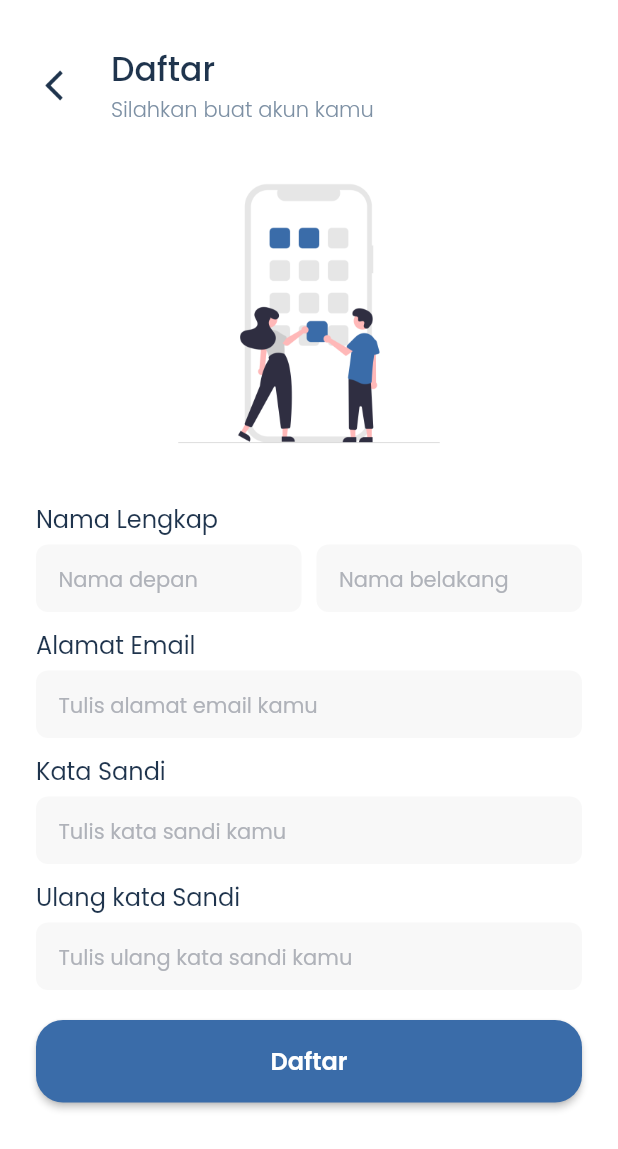
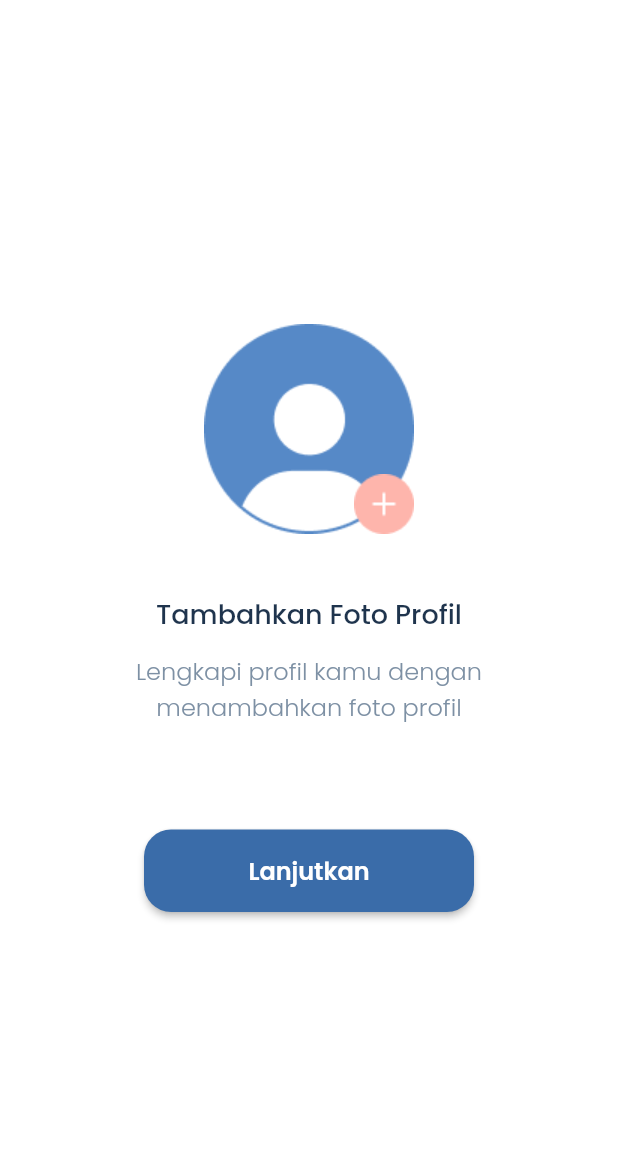
Before and after one commit to nadiamrnt/peka, a Flutter app: the SignupPage screen opened by its route, after a tap on "Daftar", on a phone screen of 412 x 824 dp. Shown: the top 1149 px of the screen. Run offline on Flutter 3.47's test engine with Material 2 defaults, Android fonts, the phone set to English and light mode, and no system bars; our stand-ins replace equatable, google_fonts, salomon_bottom_bar.

Commit message:
menambahkan halaman add photo profile

```diff
--- a/lib/main.dart
+++ b/lib/main.dart
@@ -1,6 +1,7 @@
 import 'package:flutter/material.dart';
 import 'package:peka/common/styles.dart';
 import 'package:peka/splash_screen.dart';
+import 'package:peka/ui/pages/auth/add_photo_page.dart';
 import 'package:peka/ui/pages/auth/login_page.dart';
 import 'package:peka/ui/pages/auth/signup_page.dart';
 import 'package:peka/ui/pages/category/category_page.dart';
@@ -38,6 +39,7 @@ class MyApp extends StatelessWidget {
         KelolaPage.routeName: (_) => const KelolaPage(),
         CategoryPage.routeName: (_) => const CategoryPage(),
         SearchPage.routeName: (_) => const SearchPage(),
+        AddPhotoPage.routeName: (_) => const AddPhotoPage(),
       },
     );
   }
--- /dev/null
+++ b/lib/ui/pages/auth/add_photo_page.dart
@@ -0,0 +1,80 @@
+import 'package:flutter/material.dart';
+import 'package:peka/common/navigation.dart';
+import 'package:peka/common/styles.dart';
+import 'package:peka/ui/pages/home/home_page.dart';
+import 'package:peka/ui/widgets/button.dart';
+
+class AddPhotoPage extends StatelessWidget {
+  const AddPhotoPage({Key? key}) : super(key: key);
+  static const routeName = '/addphoto-page';
+
+  @override
+  Widget build(BuildContext context) {
+    return Scaffold(
+      body: SafeArea(
+        child: Center(
+          child: Column(
+            mainAxisAlignment: MainAxisAlignment.center,
+            children: [
+              _buildIconAdd(),
+              const SizedBox(height: 40),
+              _buildTextAndButton(),
+            ],
+          ),
+        ),
+      ),
+    );
+  }
+
+  Widget _buildIconAdd() {
+    return GestureDetector(
+      onTap: () {},
+      child: SizedBox(
+        width: 140,
+        height: 140,
+        child: Stack(
+          children: [
+            Image.asset(
+              'assets/icons/ic_add_profile.png',
+              width: 140,
+            ),
+            Align(
+              alignment: Alignment.bottomRight,
+              child: Image.asset(
+                'assets/icons/ic_add.png',
+                width: 40,
+              ),
+            ),
+          ],
+        ),
+      ),
+    );
+  }
+
+  Widget _buildTextAndButton() {
+    return Column(
+      children: [
+        Text(
+          'Tambahkan Foto Profil',
+          style: blackTextStyle.copyWith(fontSize: 18, fontWeight: medium),
+        ),
+        const SizedBox(height: 12),
+        Text(
+          'Lengkapi profil kamu dengan \nmenambahkan foto profil',
+          style: greyTextStyle.copyWith(fontSize: 16, fontWeight: light),
+          textAlign: TextAlign.center,
+        ),
+        const SizedBox(height: 70),
+        SizedBox(
+          width: 220,
+          child: Button(
+            textButton: 'Lanjutkan',
+            onTap: () {
+              Navigation.intentReplacement(HomePage.routeName);
+            },
+          ),
+        ),
+      ],
+    );
+  }
+}
--- a/lib/ui/pages/auth/signup_page.dart
+++ b/lib/ui/pages/auth/signup_page.dart
@@ -1,5 +1,7 @@
 import 'package:flutter/material.dart';
+import 'package:peka/common/navigation.dart';
 import 'package:peka/common/styles.dart';
+import 'package:peka/ui/pages/auth/add_photo_page.dart';
 
 import '../../widgets/button.dart';
 
@@ -216,7 +218,9 @@ class SignupPage extends StatelessWidget {
                 ),
                 Button(
                   textButton: "Daftar",
-                  onTap: () {},
+                  onTap: () {
+                    Navigation.intentReplacement(AddPhotoPage.routeName);
+                  },
                 ),
               ],
             ),
--- a/lib/ui/pages/kelola_panti/intro_kelola_page.dart
+++ b/lib/ui/pages/kelola_panti/intro_kelola_page.dart
@@ -71,7 +71,7 @@ class _IntroKelolaPageState extends State<IntroKelolaPage> {
                   ),
                 ),
                 const SizedBox(
-                  height: 40.0,
+                  height: 60.0,
                 ),
                 //BUTTON DAFTAR PANTI
                 Button(
```
Also changed, not shown: assets/icons/ic_add.png (added), assets/icons/ic_add_profile.png (added).
